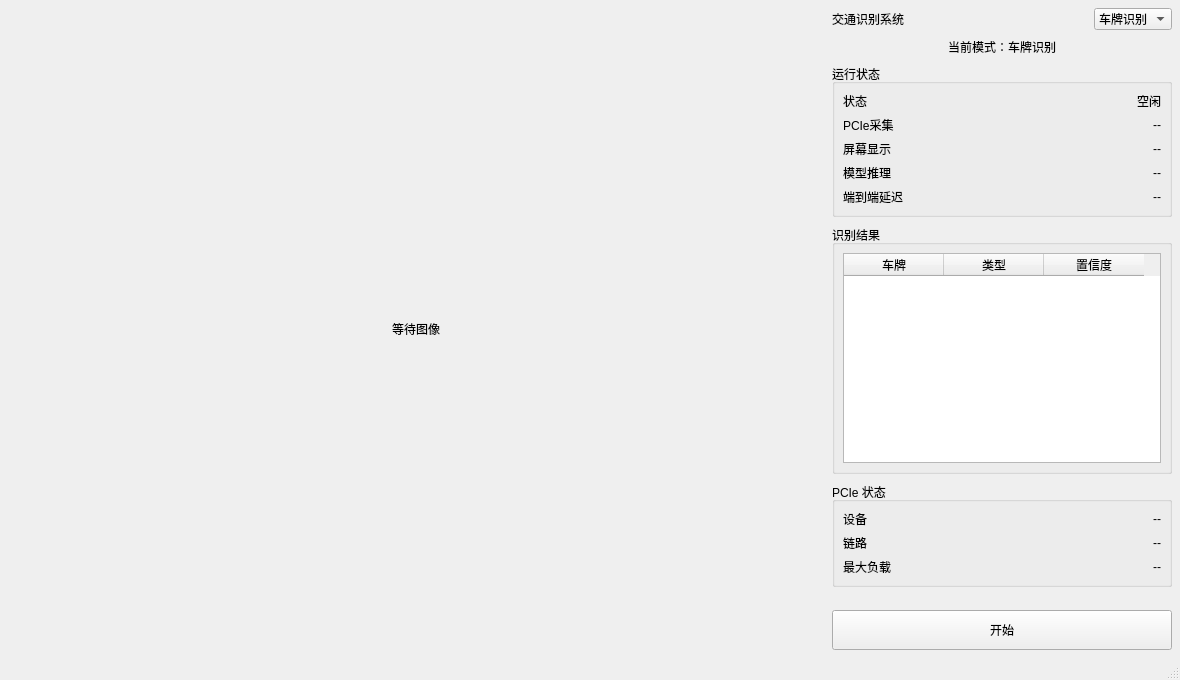
First picture: the form in 3_NPU_Yolov8_LPR_Demo/src/mainwindow.ui, repository ZR-can/Yolo_LPR_RK3568_FPGA, before the edit.
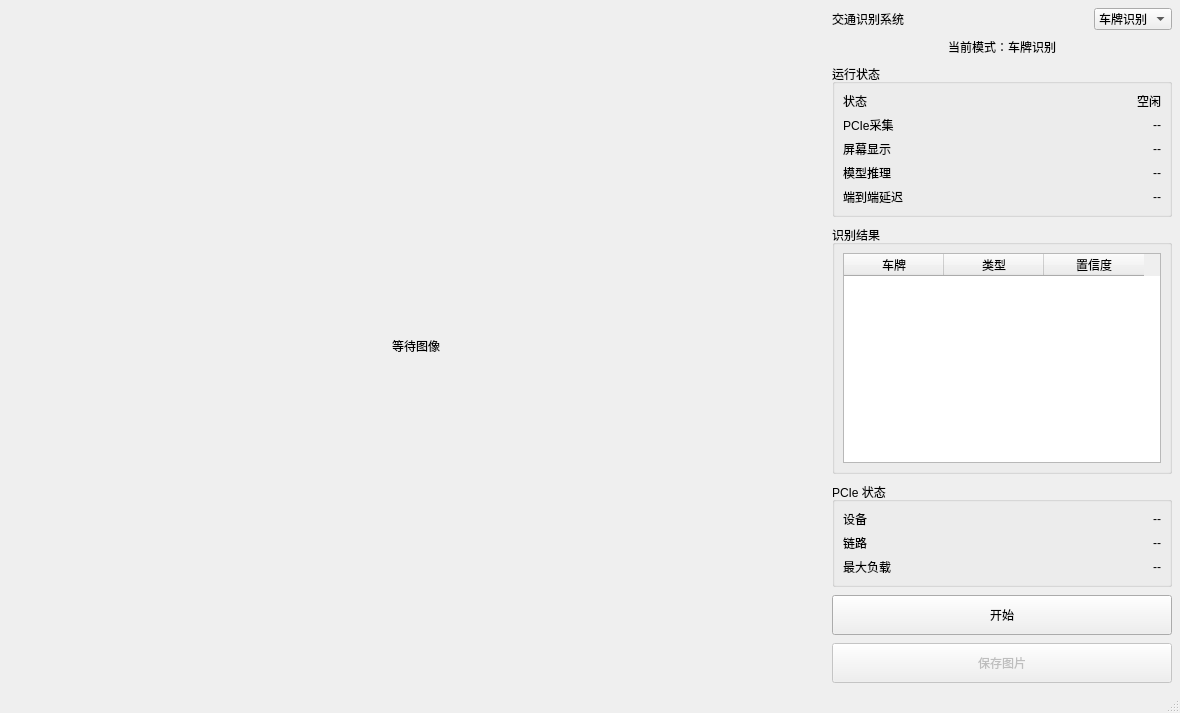
Second picture: the form after the edit.

```diff
--- a/3_NPU_Yolov8_LPR_Demo/src/mainwindow.ui
+++ b/3_NPU_Yolov8_LPR_Demo/src/mainwindow.ui
@@ -262,6 +262,19 @@
          </property>
         </widget>
        </item>
+       <item>
+        <widget class="QPushButton" name="saveButton">
+         <property name="minimumSize">
+          <size><width>0</width><height>40</height></size>
+         </property>
+         <property name="text">
+          <string>保存图片</string>
+         </property>
+         <property name="enabled">
+          <bool>false</bool>
+         </property>
+        </widget>
+       </item>
       </layout>
      </widget>
     </item>
```
